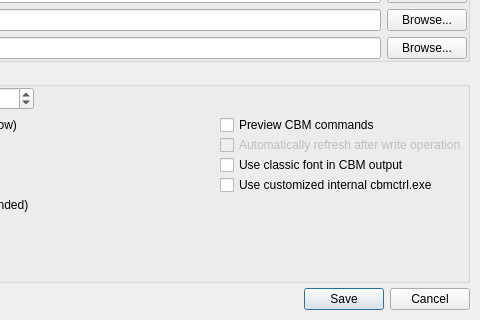
The window that settingsdialog.ui (mveinot/QtCBM) describes before a commit, drawn with Qt 5; both pictures show x 210 to 690 and y 105 to 425 of the 690 by 425 pixel window.
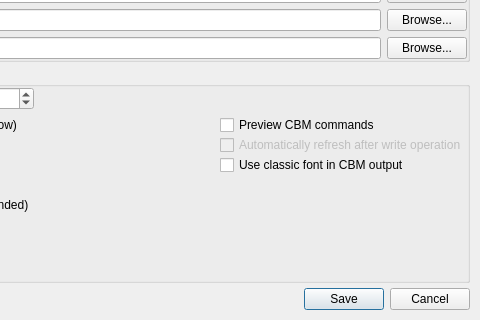
The same window after the commit.

Commit message: * remove option to use internal cbmctrl.exe * Check version of cbmctrl.exe and use --raw if it's available

The edit to the form file:
```diff
--- a/settingsdialog.ui
+++ b/settingsdialog.ui
@@ -350,16 +350,6 @@
                </property>
               </widget>
              </item>
-             <item>
-              <widget class="QCheckBox" name="useInternalCBMctrl">
-               <property name="toolTip">
-                <string>The customized internal cbmctrl.exe allows QtCBM to display PETSCII characters in the directory listing when the classic font is selected</string>
-               </property>
-               <property name="text">
-                <string>Use customized internal cbmctrl.exe</string>
-               </property>
-              </widget>
-             </item>
              <item>
               <spacer name="verticalSpacer">
                <property name="orientation">
```
The commit also changes 4 other files.
